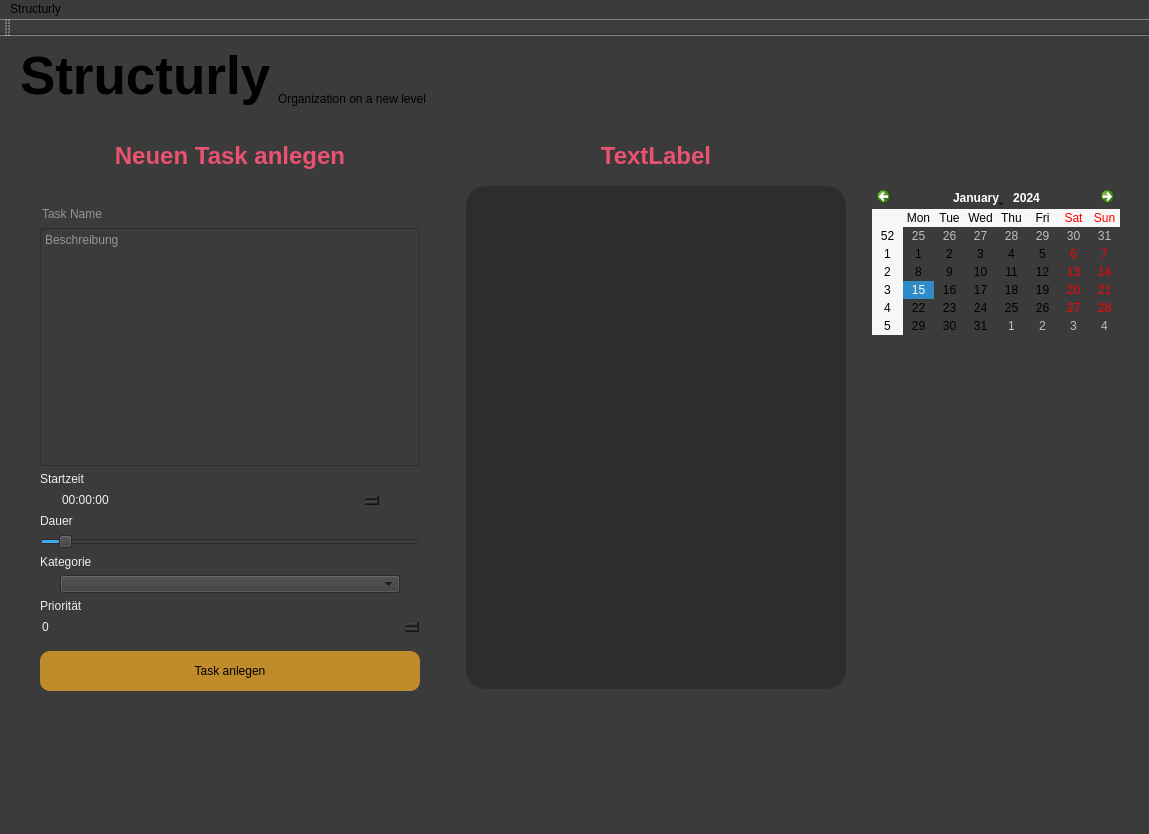
Above: src/qtdep_gui/mainwindow.ui from paulwag/Structurly before the change. Below: the same form after it.
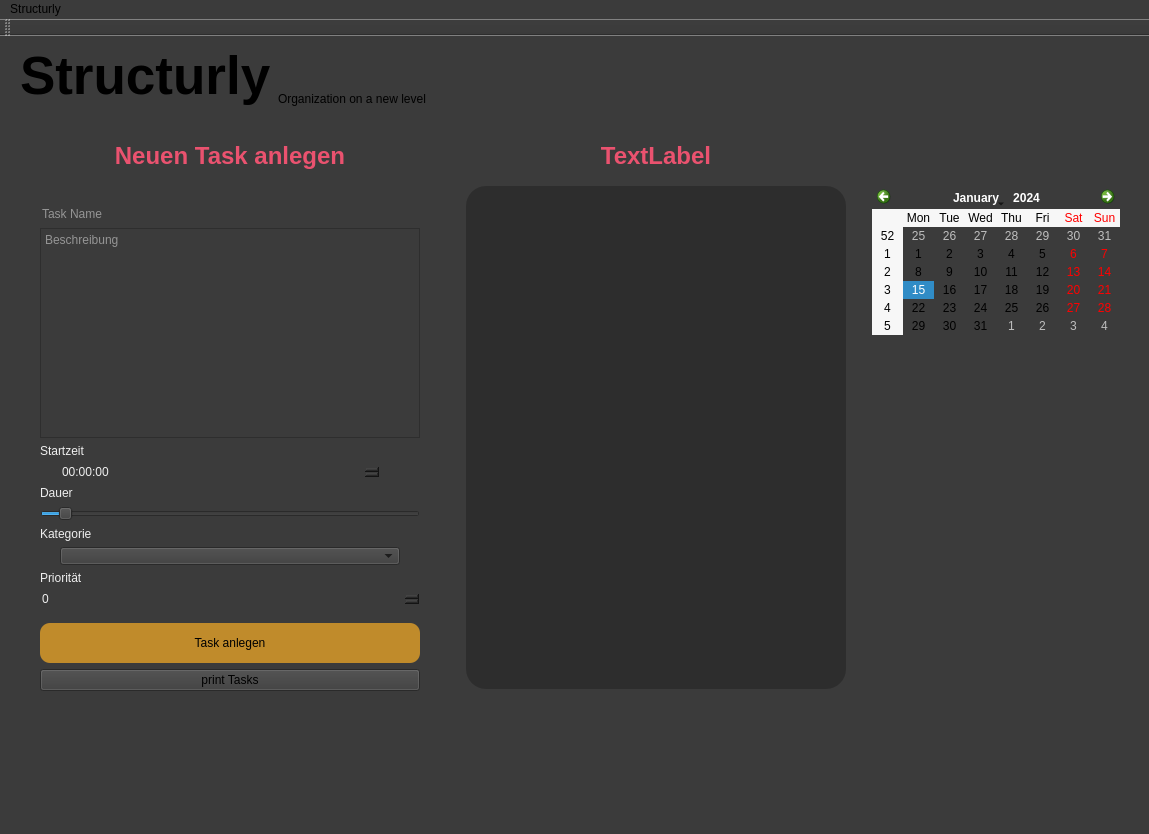
That is the form after the change.

Diff of the .ui file:
```diff
--- a/src/qtdep_gui/mainwindow.ui
+++ b/src/qtdep_gui/mainwindow.ui
@@ -323,6 +323,13 @@
          </property>
         </widget>
        </item>
+       <item>
+        <widget class="QPushButton" name="printTasks">
+         <property name="text">
+          <string>print Tasks</string>
+         </property>
+        </widget>
+       </item>
        <item>
         <widget class="QLabel" name="status_label">
          <property name="styleSheet">
```
